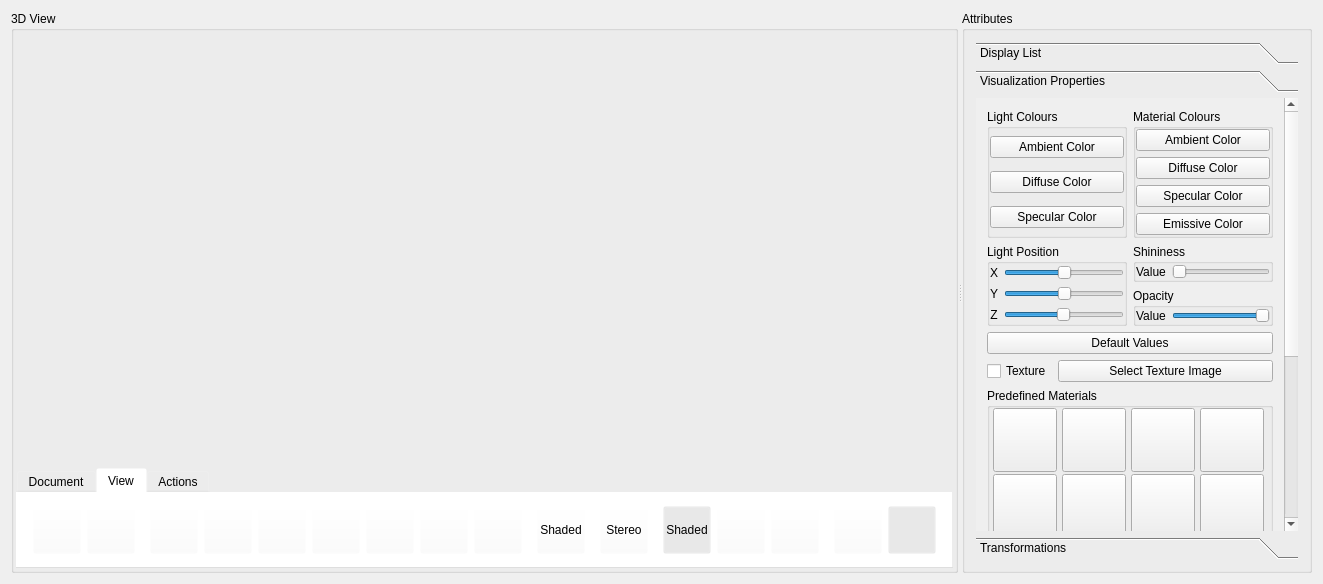
sharjith/ModelViewer-Qt, file ModelViewer.ui: the form before one commit.
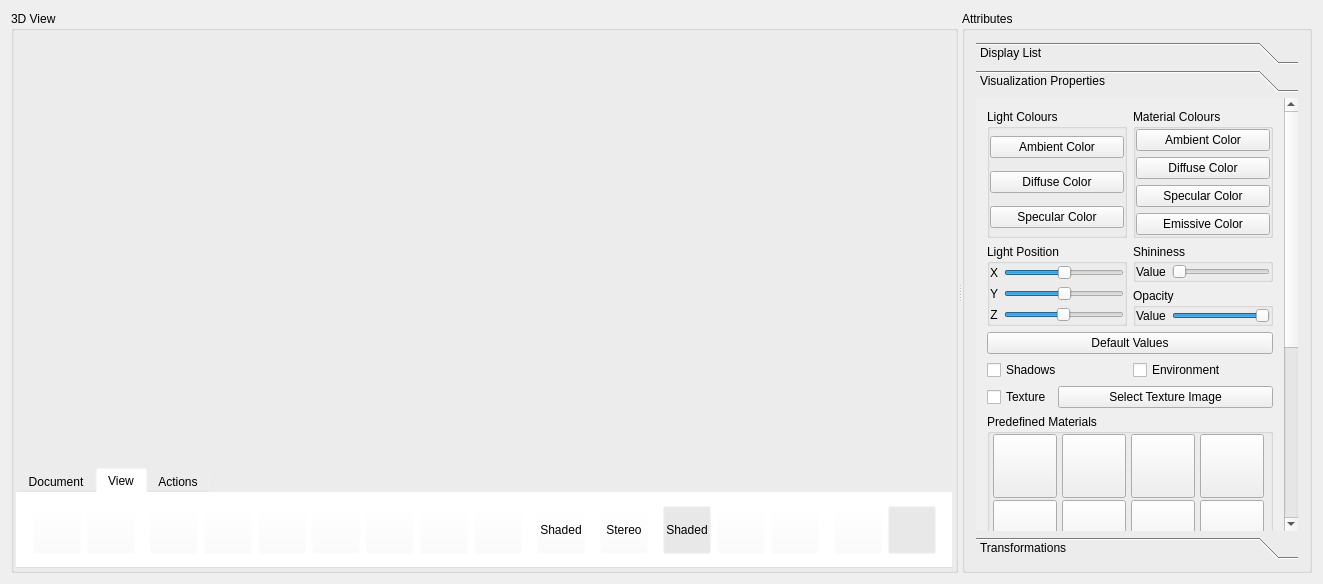
The form after the commit. The open tabs and pages were chosen to show the change. Icons and pictures are not drawn. Custom widgets are drawn as their Qt base class.

Commit message: Shadow mapping enabled fully Texturing disabled due to conflict with shadow mapping

```diff
--- a/ModelViewer.ui
+++ b/ModelViewer.ui
@@ -1068,7 +1068,7 @@
                <x>0</x>
                <y>0</y>
                <width>315</width>
-               <height>766</height>
+               <height>797</height>
               </rect>
              </property>
              <property name="sizePolicy">
@@ -1554,6 +1554,24 @@
                   </property>
                  </spacer>
                 </item>
+                <item>
+                 <layout class="QHBoxLayout" name="horizontalLayout_4">
+                  <item>
+                   <widget class="QCheckBox" name="checkBoxShadowMapping">
+                    <property name="text">
+                     <string>Shadows</string>
+                    </property>
+                   </widget>
+                  </item>
+                  <item>
+                   <widget class="QCheckBox" name="checkBoxEnvMapping">
+                    <property name="text">
+                     <string>Environment</string>
+                    </property>
+                   </widget>
+                  </item>
+                 </layout>
+                </item>
                 <item>
                  <layout class="QHBoxLayout" name="horizontalLayout">
                   <item>
```
The commit also changes 5 other files.
